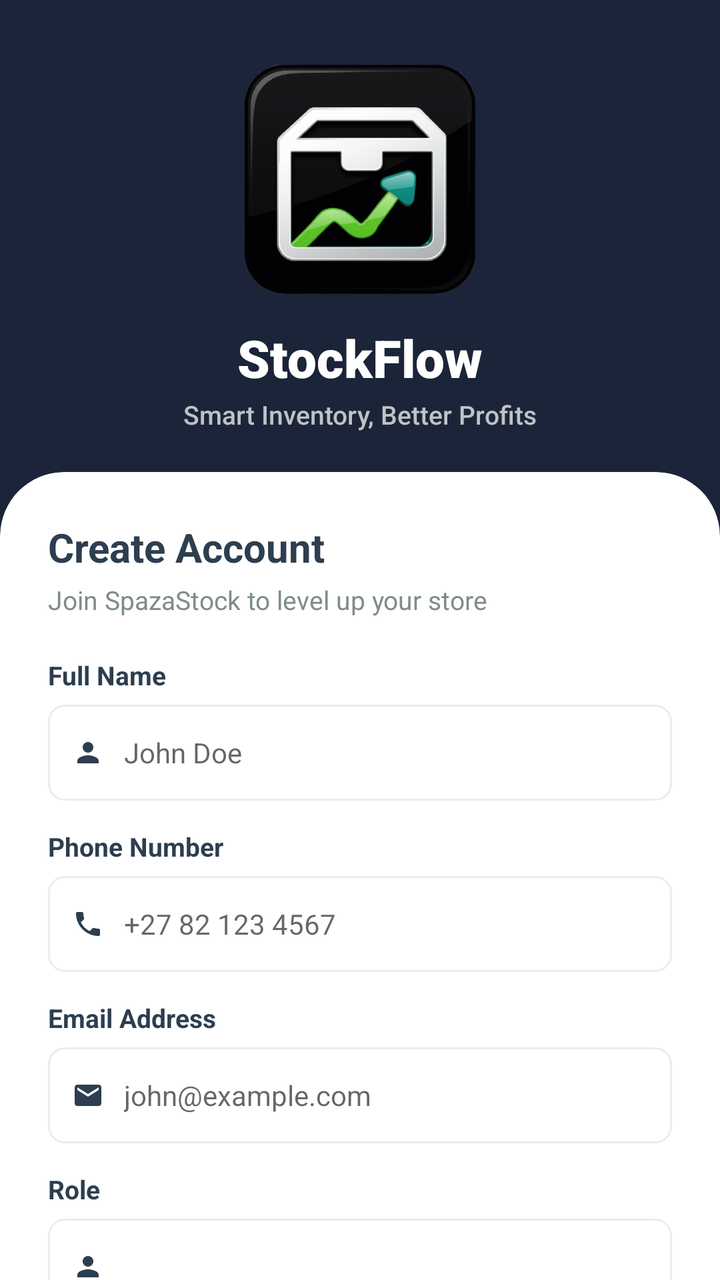
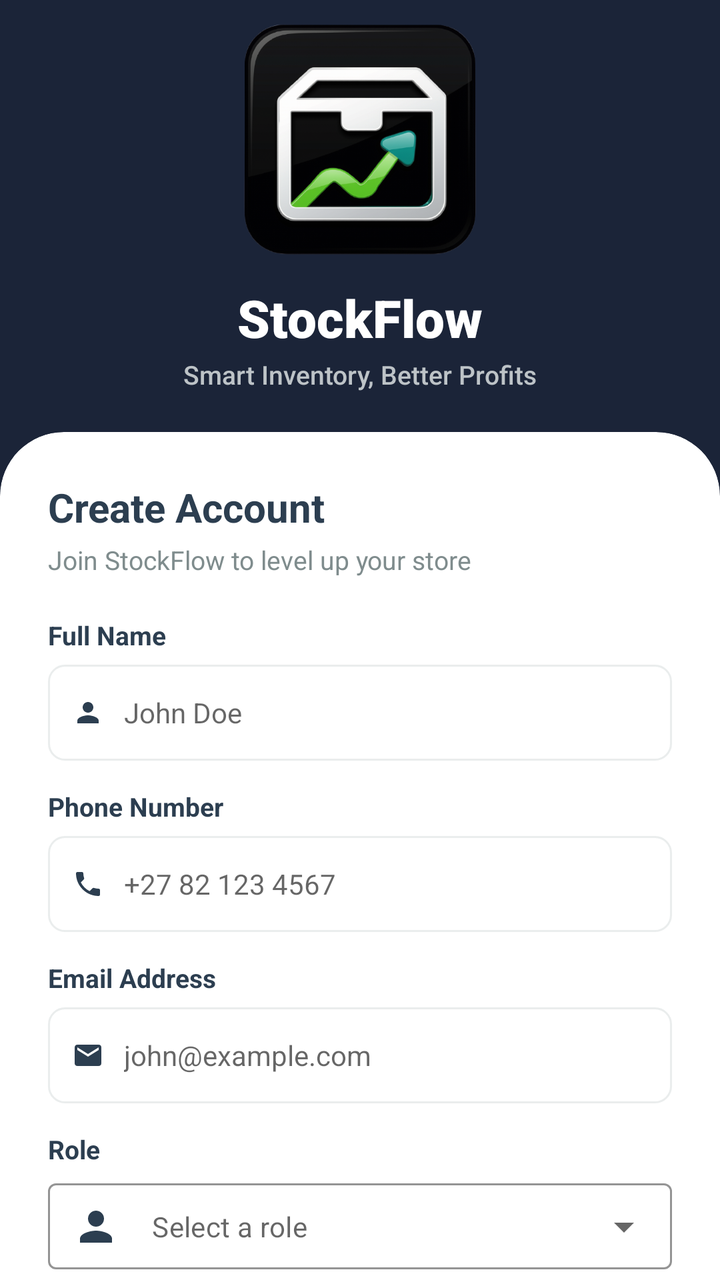

Before-and-after screenshots of an Android layout around one commit, followed by the original layout XML and the change that was made.
<!-- AndroidManifest.xml: activity theme Theme.StockFlow -->
<!-- res/layout/activity_signup.xml -->
<?xml version="1.0" encoding="utf-8"?>
<androidx.coordinatorlayout.widget.CoordinatorLayout xmlns:android="http://schemas.android.com/apk/res/android"
    xmlns:app="http://schemas.android.com/apk/res-auto"
    xmlns:tools="http://schemas.android.com/tools"
    android:layout_width="match_parent"
    android:layout_height="match_parent"
    android:background="@color/brand_background"
    tools:context="com.example.stockflow.ui.signup.SignUpActivity">

    <com.google.android.material.appbar.AppBarLayout
        android:id="@+id/appBarLayout"
        android:layout_width="match_parent"
        android:layout_height="wrap_content"
        android:background="@android:color/transparent"
        app:elevation="0dp">

        <com.google.android.material.appbar.CollapsingToolbarLayout
            android:id="@+id/collapsingToolbar"
            android:layout_width="match_parent"
            android:layout_height="wrap_content"
            app:collapsedTitleTextAppearance="@style/CollapsedTitleStyle"
            app:expandedTitleTextAppearance="@style/ExpandedTitleStyle"
            app:layout_scrollFlags="scroll|exitUntilCollapsed"
            app:titleEnabled="false">

            <LinearLayout
                android:id="@+id/headerContainer"
                android:layout_width="match_parent"
                android:layout_height="wrap_content"
                android:gravity="center_horizontal"
                android:orientation="vertical"
                android:paddingTop="32dp"
                android:paddingBottom="20dp"
                app:layout_collapseMode="parallax">

                <ImageView
                    android:id="@+id/logoImage"
                    android:layout_width="120dp"
                    android:layout_height="wrap_content"
                    android:adjustViewBounds="true"
                    android:contentDescription="@string/app_name"
                    android:scaleType="fitCenter"
                    android:src="@drawable/stockflow_logo" />

                <TextView
                    android:id="@+id/brandName"
                    android:layout_width="wrap_content"
                    android:layout_height="wrap_content"
                    android:layout_marginTop="12dp"
                    android:fontFamily="sans-serif-black"
                    android:text="@string/brand_name"
                    android:textColor="@color/white"
                    android:textSize="26sp"
                    android:textStyle="bold" />

                <TextView
                    android:id="@+id/tagline"
                    android:layout_width="wrap_content"
                    android:layout_height="wrap_content"
                    android:layout_marginTop="2dp"
                    android:fontFamily="sans-serif-medium"
                    android:text="@string/tagline"
                    android:textColor="@color/brand_text_muted"
                    android:textSize="13sp" />

            </LinearLayout>

            <androidx.appcompat.widget.Toolbar
                android:id="@+id/toolbar"
                android:layout_width="match_parent"
                android:layout_height="?attr/actionBarSize"
                app:layout_collapseMode="pin" />

        </com.google.android.material.appbar.CollapsingToolbarLayout>
    </com.google.android.material.appbar.AppBarLayout>

    <androidx.core.widget.NestedScrollView
        android:layout_width="match_parent"
        android:layout_height="match_parent"
        android:fillViewport="true"
        app:layout_behavior="@string/appbar_scrolling_view_behavior">

        <com.google.android.material.card.MaterialCardView
            android:id="@+id/signupCard"
            android:layout_width="match_parent"
            android:layout_height="wrap_content"
            app:cardBackgroundColor="@color/white"
            app:cardCornerRadius="32dp"
            app:cardElevation="0dp">

            <androidx.constraintlayout.widget.ConstraintLayout
                android:layout_width="match_parent"
                android:layout_height="wrap_content"
                android:padding="24dp">

                <TextView
                    android:id="@+id/titleText"
                    android:layout_width="wrap_content"
                    android:layout_height="wrap_content"
                    android:text="@string/create_account"
                    android:textColor="@color/brand_text_dark"
                    android:textSize="20sp"
                    android:textStyle="bold"
                    app:layout_constraintStart_toStartOf="parent"
                    app:layout_constraintTop_toTopOf="parent" />

                <TextView
                    android:id="@+id/subtitleText"
                    android:layout_width="wrap_content"
                    android:layout_height="wrap_content"
                    android:layout_marginTop="4dp"
                    android:text="@string/signup_subtitle"
                    android:textColor="@color/brand_text_light"
                    android:textSize="13sp"
                    app:layout_constraintStart_toStartOf="parent"
                    app:layout_constraintTop_toBottomOf="@id/titleText" />

                
                <TextView
                    android:id="@+id/fullNameLabel"
                    android:layout_width="wrap_content"
                    android:layout_height="wrap_content"
                    android:layout_marginTop="20dp"
                    android:text="@string/label_full_name"
                    android:textColor="@color/brand_text_dark"
                    android:textSize="13sp"
                    android:textStyle="bold"
                    app:layout_constraintStart_toStartOf="parent"
                    app:layout_constraintTop_toBottomOf="@id/subtitleText" />

                <LinearLayout
                    android:id="@+id/fullNameInputBox"
                    android:layout_width="match_parent"
                    android:layout_height="48dp"
                    android:layout_marginTop="6dp"
                    android:background="@drawable/bg_input_box"
                    android:gravity="center_vertical"
                    android:orientation="horizontal"
                    android:paddingHorizontal="12dp"
                    app:layout_constraintTop_toBottomOf="@id/fullNameLabel">

                    <ImageView
                        android:layout_width="16dp"
                        android:layout_height="16dp"
                        android:contentDescription="@null"
                        android:src="@drawable/ic_user"
                        app:tint="@color/brand_text_dark" />

                    <EditText
                        android:id="@+id/etFullName"
                        android:layout_width="match_parent"
                        android:layout_height="match_parent"
                        android:layout_marginStart="10dp"
                        android:autofillHints="name"
                        android:background="@color/transparent"
                        android:hint="@string/hint_full_name"
                        android:inputType="textPersonName"
                        android:textColor="@color/brand_text_dark"
                        android:textSize="14sp" />
                </LinearLayout>

                
                <TextView
                    android:id="@+id/phoneLabel"
                    android:layout_width="wrap_content"
                    android:layout_height="wrap_content"
                    android:layout_marginTop="14dp"
                    android:text="@string/label_phone_number"
                    android:textColor="@color/brand_text_dark"
                    android:textSize="13sp"
                    android:textStyle="bold"
                    app:layout_constraintStart_toStartOf="parent"
                    app:layout_constraintTop_toBottomOf="@id/fullNameInputBox" />

                <LinearLayout
                    android:id="@+id/phoneInputBox"
                    android:layout_width="match_parent"
                    android:layout_height="48dp"
                    android:layout_marginTop="6dp"
                    android:background="@drawable/bg_input_box"
                    android:gravity="center_vertical"
                    android:orientation="horizontal"
                    android:paddingHorizontal="12dp"
                    app:layout_constraintTop_toBottomOf="@id/phoneLabel">

                    <ImageView
                        android:layout_width="16dp"
                        android:layout_height="16dp"
                        android:contentDescription="@null"
                        android:src="@drawable/ic_phone"
                        app:tint="@color/brand_text_dark" />

                    <EditText
                        android:id="@+id/etPhone"
                        android:layout_width="match_parent"
                        android:layout_height="match_parent"
                        android:layout_marginStart="10dp"
                        android:autofillHints="phone"
                        android:background="@color/transparent"
                        android:hint="@string/hint_phone_number"
                        android:inputType="phone"
                        android:textColor="@color/brand_text_dark"
                        android:textSize="14sp" />
                </LinearLayout>

                
                <TextView
                    android:id="@+id/emailLabel"
                    android:layout_width="wrap_content"
                    android:layout_height="wrap_content"
                    android:layout_marginTop="14dp"
                    android:text="@string/label_email_address"
                    android:textColor="@color/brand_text_dark"
                    android:textSize="13sp"
                    android:textStyle="bold"
                    app:layout_constraintStart_toStartOf="parent"
                    app:layout_constraintTop_toBottomOf="@id/phoneInputBox" />

                <LinearLayout
                    android:id="@+id/emailInputBox"
                    android:layout_width="match_parent"
                    android:layout_height="48dp"
                    android:layout_marginTop="6dp"
                    android:background="@drawable/bg_input_box"
                    android:gravity="center_vertical"
                    android:orientation="horizontal"
                    android:paddingHorizontal="12dp"
                    app:layout_constraintTop_toBottomOf="@id/emailLabel">

                    <ImageView
                        android:layout_width="16dp"
                        android:layout_height="16dp"
                        android:contentDescription="@null"
                        android:src="@drawable/ic_mail"
                        app:tint="@color/brand_text_dark" />

                    <EditText
                        android:id="@+id/etEmail"
                        android:layout_width="match_parent"
                        android:layout_height="match_parent"
                        android:layout_marginStart="10dp"
                        android:autofillHints="emailAddress"
                        android:background="@color/transparent"
                        android:hint="@string/hint_email_address"
                        android:inputType="textEmailAddress"
                        android:textColor="@color/brand_text_dark"
                        android:textSize="14sp" />
                </LinearLayout>

                
                <TextView
                    android:id="@+id/roleLabel"
                    android:layout_width="wrap_content"
                    android:layout_height="wrap_content"
                    android:layout_marginTop="14dp"
                    android:text="@string/label_role"
                    android:textColor="@color/brand_text_dark"
                    android:textSize="13sp"
                    android:textStyle="bold"
                    app:layout_constraintStart_toStartOf="parent"
                    app:layout_constraintTop_toBottomOf="@id/emailInputBox" />

                <LinearLayout
                    android:id="@+id/roleInputBox"
                    android:layout_width="match_parent"
                    android:layout_height="48dp"
                    android:layout_marginTop="6dp"
                    android:background="@drawable/bg_input_box"
                    android:gravity="center_vertical"
                    android:orientation="horizontal"
                    android:paddingHorizontal="12dp"
                    app:layout_constraintTop_toBottomOf="@id/roleLabel">

                    <ImageView
                        android:layout_width="16dp"
                        android:layout_height="16dp"
                        android:contentDescription="@null"
                        android:src="@drawable/ic_user"
                        app:tint="@color/brand_text_dark" />

                    <Spinner
                        android:id="@+id/spinnerRole"
                        android:layout_width="match_parent"
                        android:layout_height="match_parent"
                        android:layout_marginStart="4dp"
                        android:background="@null"
                        android:spinnerMode="dropdown" />
                </LinearLayout>

                
                <TextView
                    android:id="@+id/passwordLabel"
                    android:layout_width="wrap_content"
                    android:layout_height="wrap_content"
                    android:layout_marginTop="14dp"
                    android:text="@string/label_password"
                    android:textColor="@color/brand_text_dark"
                    android:textSize="13sp"
                    android:textStyle="bold"
                    app:layout_constraintStart_toStartOf="parent"
                    app:layout_constraintTop_toBottomOf="@id/roleInputBox" />

                <LinearLayout
                    android:id="@+id/passwordInputBox"
                    android:layout_width="match_parent"
                    android:layout_height="48dp"
                    android:layout_marginTop="6dp"
                    android:background="@drawable/bg_input_box"
                    android:gravity="center_vertical"
                    android:orientation="horizontal"
                    android:paddingHorizontal="12dp"
                    app:layout_constraintTop_toBottomOf="@id/passwordLabel">

                    <ImageView
                        android:layout_width="16dp"
                        android:layout_height="16dp"
                        android:contentDescription="@null"
                        android:src="@drawable/ic_lock"
                        app:tint="@color/brand_text_dark" />

                    <EditText
                        android:id="@+id/etPassword"
                        android:layout_width="0dp"
                        android:layout_height="match_parent"
                        android:layout_marginStart="10dp"
                        android:layout_weight="1"
                        android:autofillHints="password"
                        android:background="@color/transparent"
                        android:hint="@string/hint_password"
                        android:inputType="textPassword"
                        android:textColor="@color/brand_text_dark"
                        android:textSize="14sp" />

                    <ImageView
                        android:id="@+id/ivPasswordToggle"
                        android:layout_width="16dp"
                        android:layout_height="16dp"
                        android:contentDescription="@string/label_password"
                        android:src="@drawable/ic_eye"
                        app:tint="@color/brand_text_light" />
                </LinearLayout>

                
                <TextView
                    android:id="@+id/confirmPasswordLabel"
                    android:layout_width="wrap_content"
                    android:layout_height="wrap_content"
                    android:layout_marginTop="14dp"
                    android:text="@string/label_confirm_password"
                    android:textColor="@color/brand_text_dark"
                    android:textSize="13sp"
                    android:textStyle="bold"
                    app:layout_constraintStart_toStartOf="parent"
                    app:layout_constraintTop_toBottomOf="@id/passwordInputBox" />

                <LinearLayout
                    android:id="@+id/confirmPasswordInputBox"
                    android:layout_width="match_parent"
                    android:layout_height="48dp"
                    android:layout_marginTop="6dp"
                    android:background="@drawable/bg_input_box"
                    android:gravity="center_vertical"
                    android:orientation="horizontal"
                    android:paddingHorizontal="12dp"
                    app:layout_constraintTop_toBottomOf="@id/confirmPasswordLabel">

                    <ImageView
                        android:layout_width="16dp"
                        android:layout_height="16dp"
                        android:contentDescription="@null"
                        android:src="@drawable/ic_lock"
                        app:tint="@color/brand_text_dark" />

                    <EditText
                        android:id="@+id/etConfirmPassword"
                        android:layout_width="0dp"
                        android:layout_height="match_parent"
                        android:layout_marginStart="10dp"
                        android:layout_weight="1"
                        android:autofillHints="password"
                        android:background="@color/transparent"
                        android:hint="@string/hint_password"
                        android:inputType="textPassword"
                        android:textColor="@color/brand_text_dark"
                        android:textSize="14sp" />

                    <ImageView
                        android:id="@+id/ivConfirmPasswordToggle"
                        android:layout_width="16dp"
                        android:layout_height="16dp"
                        android:contentDescription="@string/label_confirm_password"
                        android:src="@drawable/ic_eye"
                        app:tint="@color/brand_text_light" />
                </LinearLayout>

                
                <Button
                    android:id="@+id/btnSignUp"
                    android:layout_width="match_parent"
                    android:layout_height="50dp"
                    android:layout_marginTop="20dp"
                    android:background="@drawable/bg_login_button"
                    android:text="@string/create_account"
                    android:textAllCaps="false"
                    android:textColor="@color/brand_background"
                    android:textSize="16sp"
                    android:textStyle="bold"
                    app:backgroundTint="@null"
                    app:layout_constraintTop_toBottomOf="@id/confirmPasswordInputBox" />

                <LinearLayout
                    android:id="@+id/dividerRow"
                    android:layout_width="match_parent"
                    android:layout_height="wrap_content"
                    android:layout_marginTop="16dp"
                    android:gravity="center"
                    android:orientation="horizontal"
                    app:layout_constraintTop_toBottomOf="@id/btnSignUp">

                    <View
                        android:layout_width="0dp"
                        android:layout_height="1dp"
                        android:layout_weight="1"
                        android:background="@color/divider_color" />

                    <TextView
                        android:layout_width="wrap_content"
                        android:layout_height="wrap_content"
                        android:layout_marginHorizontal="8dp"
                        android:text="@string/or"
                        android:textColor="@color/brand_text_light"
                        android:textSize="12sp" />

                    <View
                        android:layout_width="0dp"
                        android:layout_height="1dp"
                        android:layout_weight="1"
                        android:background="@color/divider_color" />
                </LinearLayout>

                <com.google.android.material.button.MaterialButton
                    android:id="@+id/btnGoogle"
                    style="@style/Widget.MaterialComponents.Button.OutlinedButton"
                    android:layout_width="match_parent"
                    android:layout_height="48dp"
                    android:layout_marginTop="16dp"
                    android:text="@string/continue_with_google"
                    android:textAllCaps="false"
                    android:textColor="@color/brand_text_dark"
                    app:cornerRadius="8dp"
                    app:layout_constraintTop_toBottomOf="@id/dividerRow"
                    app:strokeColor="@color/divider_color" />

                <LinearLayout
                    android:id="@+id/loginPrompt"
                    android:layout_width="wrap_content"
                    android:layout_height="wrap_content"
                    android:layout_marginTop="16dp"
                    android:orientation="horizontal"
                    app:layout_constraintEnd_toEndOf="parent"
                    app:layout_constraintStart_toStartOf="parent"
                    app:layout_constraintTop_toBottomOf="@id/btnGoogle">

                    <TextView
                        android:layout_width="wrap_content"
                        android:layout_height="wrap_content"
                        android:text="@string/already_have_account"
                        android:textColor="@color/brand_text_light"
                        android:textSize="13sp" />

                    <TextView
                        android:id="@+id/tvLogin"
                        android:layout_width="wrap_content"
                        android:layout_height="wrap_content"
                        android:text="@string/login"
                        android:textColor="@color/brand_primary"
                        android:textSize="13sp"
                        android:textStyle="bold" />
                </LinearLayout>

                <ProgressBar
                    android:id="@+id/progressBar"
                    android:layout_width="wrap_content"
                    android:layout_height="wrap_content"
                    android:visibility="gone"
                    app:layout_constraintBottom_toBottomOf="parent"
                    app:layout_constraintEnd_toEndOf="parent"
                    app:layout_constraintStart_toStartOf="parent"
                    app:layout_constraintTop_toTopOf="parent" />

            </androidx.constraintlayout.widget.ConstraintLayout>
        </com.google.android.material.card.MaterialCardView>
    </androidx.core.widget.NestedScrollView>

</androidx.coordinatorlayout.widget.CoordinatorLayout>
<!-- resources referenced by this layout -->
<resources>
  <color name="brand_background">#1B2438</color>
  <color name="brand_primary">#2ECC71</color>
  <color name="brand_text_dark">#2C3E50</color>
  <color name="brand_text_light">#7F8C8D</color>
  <color name="brand_text_muted">#BDC3C7</color>
  <color name="divider_color">#EAEDED</color>
  <color name="transparent">#00000000</color>
  <color name="white">#FFFFFFFF</color>
  <!-- drawable bg_input_box (drawable) -->
  <?xml version="1.0" encoding="utf-8"?>
  <shape xmlns:android="http://schemas.android.com/apk/res/android">
      <solid android:color="@color/white" />
      <stroke
          android:width="1dp"
          android:color="@color/input_border" />
      <corners android:radius="8dp" />
  </shape>
  <!-- drawable bg_login_button (drawable) -->
  <?xml version="1.0" encoding="utf-8"?>
  <ripple xmlns:android="http://schemas.android.com/apk/res/android"
      android:color="#40000000">
      <item>
          <shape>
              <solid android:color="@color/brand_primary" />
              <corners android:radius="8dp" />
          </shape>
      </item>
  </ripple>
  <!-- drawable ic_mail (drawable) -->
  <vector xmlns:android="http://schemas.android.com/apk/res/android"
      android:width="24dp"
      android:height="24dp"
      android:viewportWidth="24"
      android:viewportHeight="24"
      android:tint="?attr/colorControlNormal">
    <path
        android:fillColor="@android:color/white"
        android:pathData="M20,4H4C2.9,4 2.01,4.9 2.01,6L2,18c0,1.1 0.9,2 2,2h16c1.1,0 2,-0.9 2,-2V6C22,4.9 21.1,4 20,4zM20,8l-8,5l-8,-5V6l8,5l8,-5V8z"/>
  </vector>
  <string name="already_have_account">Already have an account? </string>
  <string name="app_name">StockFlow</string>
  <string name="brand_name">StockFlow</string>
  <string name="continue_with_google">Continue with Google</string>
  <string name="create_account">Create Account</string>
  <string name="hint_email_address">john@example.com</string>
  <string name="hint_full_name">John Doe</string>
  <string name="hint_password">••••••••</string>
  <string name="hint_phone_number">+27 82 123 4567</string>
  <string name="label_confirm_password">Confirm Password</string>
  <string name="label_email_address">Email Address</string>
  <string name="label_full_name">Full Name</string>
  <string name="label_password">Password</string>
  <string name="label_phone_number">Phone Number</string>
  <string name="label_role">Role</string>
  <string name="login">Login</string>
  <string name="or">or</string>
  <string name="signup_subtitle">Join SpazaStock to level up your store</string>
  <string name="tagline">Smart Inventory, Better Profits</string>
  <style name="CollapsedTitleStyle" parent="TextAppearance.MaterialComponents.Headline6">
          <item name="android:textColor">@color/white</item>
          <item name="android:textStyle">bold</item>
          <item name="android:textSize">18sp</item>
          <item name="fontFamily">sans-serif-black</item>
      </style>
  <style name="ExpandedTitleStyle" parent="TextAppearance.MaterialComponents.Headline5">
          <item name="android:textColor">@color/white</item>
          <item name="android:textStyle">bold</item>
          <item name="android:textSize">28sp</item>
          <item name="fontFamily">sans-serif-black</item>
      </style>
  <style name="Theme.StockFlow" parent="Theme.MaterialComponents.Light.NoActionBar">
          <item name="colorPrimary">@color/brand_primary</item>
          <item name="colorPrimaryVariant">@color/brand_primary_dark</item>
          <item name="colorOnPrimary">@color/white</item>
          <item name="android:statusBarColor">@color/brand_background</item>
          <item name="android:windowLightStatusBar">false</item>
      </style>
  <color name="input_border">#EAEDED</color>
  <color name="brand_primary_dark">#27AE60</color>
  <!-- unchanged entries left out for length: 5 -->
</resources>

<!-- the commit's change to res/layout/activity_signup.xml (unified diff, before → after) -->
@@ -29,7 +29,7 @@
                 android:layout_height="wrap_content"
                 android:gravity="center_horizontal"
                 android:orientation="vertical"
-                android:paddingTop="32dp"
+                android:paddingTop="12dp"
                 android:paddingBottom="20dp"
                 app:layout_collapseMode="parallax">
 
@@ -260,32 +260,30 @@
                     app:layout_constraintStart_toStartOf="parent"
                     app:layout_constraintTop_toBottomOf="@id/emailInputBox" />
 
-                <LinearLayout
+                <com.google.android.material.textfield.TextInputLayout
                     android:id="@+id/roleInputBox"
-                    android:layout_width="match_parent"
-                    android:layout_height="48dp"
-                    android:layout_marginTop="6dp"
-                    android:background="@drawable/bg_input_box"
-                    android:gravity="center_vertical"
-                    android:orientation="horizontal"
-                    android:paddingHorizontal="12dp"
-                    app:layout_constraintTop_toBottomOf="@id/roleLabel">
-
-                    <ImageView
-                        android:layout_width="16dp"
-                        android:layout_height="16dp"
-                        android:contentDescription="@null"
-                        android:src="@drawable/ic_user"
-                        app:tint="@color/brand_text_dark" />
-
-                    <Spinner
-                        android:id="@+id/spinnerRole"
+                    style="@style/Widget.MaterialComponents.TextInputLayout.OutlinedBox.ExposedDropdownMenu"
+                    android:layout_width="match_parent"
+                    android:layout_height="wrap_content"
+                    android:layout_marginTop="6dp"
+                    app:boxBackgroundColor="@color/white"
+                    app:boxStrokeColor="@color/input_border"
+                    app:hintEnabled="false"
+                    app:layout_constraintTop_toBottomOf="@id/roleLabel"
+                    app:startIconDrawable="@drawable/ic_user"
+                    app:startIconTint="@color/brand_text_dark">
+
+                    <AutoCompleteTextView
+                        android:id="@+id/dropdownRole"
                         android:layout_width="match_parent"
-                        android:layout_height="match_parent"
-                        android:layout_marginStart="4dp"
-                        android:background="@null"
-                        android:spinnerMode="dropdown" />
-                </LinearLayout>
+                        android:layout_height="wrap_content"
+                        android:focusable="false"
+                        android:hint="@string/hint_role"
+                        android:inputType="none"
+                        android:paddingVertical="12dp"
+                        android:textColor="@color/brand_text_dark"
+                        android:textSize="14sp" />
+                </com.google.android.material.textfield.TextInputLayout>
 
                 
                 <TextView
<!-- resource entries referenced after the edit -->
@@ -48,6 +48,7 @@
   <string name="hint_full_name">John Doe</string>
   <string name="hint_password">••••••••</string>
   <string name="hint_phone_number">+27 82 123 4567</string>
+  <string name="hint_role">Select a role</string>
   <string name="label_confirm_password">Confirm Password</string>
   <string name="label_email_address">Email Address</string>
   <string name="label_full_name">Full Name</string>
@@ -56,7 +57,7 @@
   <string name="label_role">Role</string>
   <string name="login">Login</string>
   <string name="or">or</string>
-  <string name="signup_subtitle">Join SpazaStock to level up your store</string>
+  <string name="signup_subtitle">Join StockFlow to level up your store</string>
   <string name="tagline">Smart Inventory, Better Profits</string>
   <style name="CollapsedTitleStyle" parent="TextAppearance.MaterialComponents.Headline6">
           <item name="android:textColor">@color/white</item>
@@ -75,7 +76,9 @@
           <item name="colorPrimaryVariant">@color/brand_primary_dark</item>
           <item name="colorOnPrimary">@color/white</item>
           <item name="android:statusBarColor">@color/brand_background</item>
+          <item name="android:navigationBarColor">@color/brand_background</item>
           <item name="android:windowLightStatusBar">false</item>
+          <item name="android:windowLightNavigationBar">false</item>
       </style>
   <color name="input_border">#EAEDED</color>
   <color name="brand_primary_dark">#27AE60</color>
